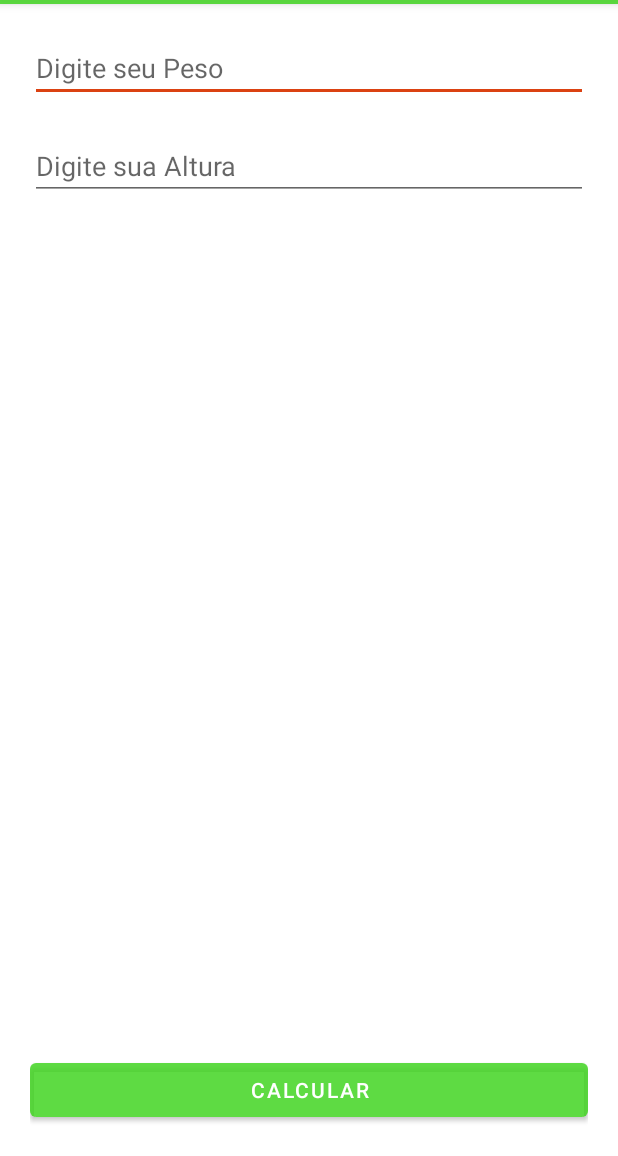
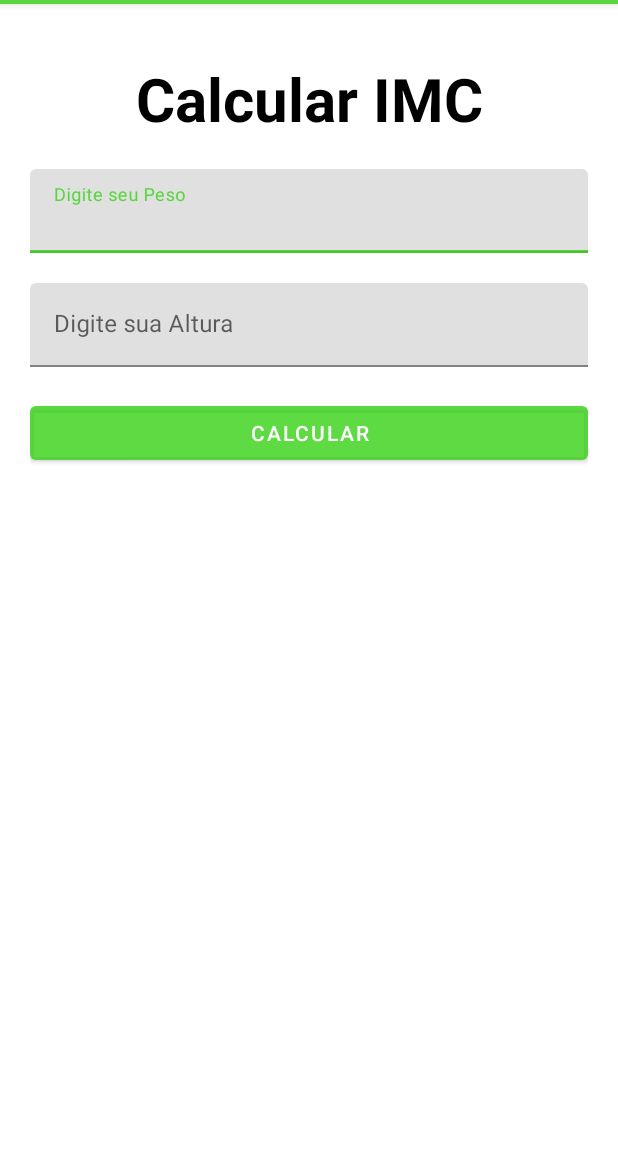
Before and after one commit to JonasDD0102/IcmApp, an Android app: the screen it shows after launch (MainActivity), on a phone screen of 412 x 824 dp, the part 80-1236 px from its top. Run offline under Robolectric (Android 15) with nearby library versions, the phone set to English and light mode, and no system bars.

Commit message:
inplementando when

```diff
--- a/app/src/main/java/com/example/icmapp/ResultActivity.kt
+++ b/app/src/main/java/com/example/icmapp/ResultActivity.kt
@@ -25,18 +25,15 @@ class ResultActivity : AppCompatActivity() {
         tvFinal.text = result.toString()
 
 
+       val imc = when{
+           result < 18.5f -> "Abaio do peso"
+           result in  18.5f .. 24.9f -> "Peso normal"
+           result in 25.0f ..  29.9f -> "Sobrepeso"
+           result in 30.0f .. 34.9f -> "obesidade classe I"
+           result in 35.0f .. 39.9f -> "obesidade classe II"
+           else -> "obesidade classe III"
 
-
-       val imc =  if (result < 18.5f){
-             "ABAIXO DO PESO"
-        }else if (result in 18.5f .. 24.9f ){
-             "NORMAL"
-        }else if (result in 25.0f .. 29.9f){
-             "SOBREPESO"
-        }else if (result in 30.0f .. 39.9f){
-             "OBESIDADE"
-        }else  {
-             " OBESIDADE GRAVE"}
+       }
 
         tVclassificaçao.text = getString(R.string.massage_classificaçao, imc )
 
--- a/app/src/main/res/layout/activity_main.xml
+++ b/app/src/main/res/layout/activity_main.xml
@@ -1,32 +1,58 @@
 <?xml version="1.0" encoding="utf-8"?>
-<RelativeLayout xmlns:android="http://schemas.android.com/apk/res/android"
+<LinearLayout xmlns:android="http://schemas.android.com/apk/res/android"
     xmlns:app="http://schemas.android.com/apk/res-auto"
     xmlns:tools="http://schemas.android.com/tools"
     android:layout_margin="20dp"
+    android:orientation="vertical"
     android:layout_width="match_parent"
     android:layout_height="match_parent"
     tools:context=".MainActivity">
 
-    <EditText
-        android:id="@+id/edittext_Peso"
-        android:maxLength="5"
-        android:inputType="numberDecimal"
+
+
+    <TextView
+        android:layout_marginTop="16dp"
+        android:textStyle="bold"
+        android:textColor="@color/black"
+        android:textAlignment="center"
+        android:textSize="40sp"
+        android:text="@string/app_name_tela_inicial"
+        android:layout_width="match_parent"
+        android:layout_height="wrap_content"/>
+
+    <com.google.android.material.textfield.TextInputLayout
         android:layout_width="match_parent"
         android:layout_height="wrap_content"
-        android:hint="Digite seu Peso"/>
+        android:hint="Digite seu Peso">
 
-    <EditText
-        android:id="@+id/edittext_Altura"
-        android:maxLength="5"
-        android:inputType="numberDecimal"
-        android:layout_marginTop="20dp"
+        <com.google.android.material.textfield.TextInputEditText
+            android:layout_width="match_parent"
+            android:layout_height="wrap_content"
+            android:id="@+id/edittext_Peso"
+            android:layout_marginTop="20dp"
+            android:maxLength="5"
+            android:inputType="numberDecimal"/>
+
+    </com.google.android.material.textfield.TextInputLayout>
+
+    <com.google.android.material.textfield.TextInputLayout
         android:layout_width="match_parent"
         android:layout_height="wrap_content"
-        android:layout_below="@+id/edittext_Peso"
-        android:hint="Digite sua Altura"/>
+        android:hint="Digite sua Altura" >
+
+        <com.google.android.material.textfield.TextInputEditText
+            android:layout_width="match_parent"
+            android:layout_height="wrap_content"
+            android:id="@+id/edittext_Altura"
+            android:layout_marginTop="20dp"
+            android:maxLength="5"
+            android:inputType="numberDecimal"/>
+
+    </com.google.android.material.textfield.TextInputLayout>
 
 
     <Button
+        android:layout_marginTop="20dp"
         android:id="@+id/BotomCalcular"
         android:layout_width="match_parent"
         android:layout_height="wrap_content"
@@ -34,4 +60,4 @@
         android:layout_alignParentBottom="true"
         android:text="Calcular"/>
 
-</RelativeLayout>
+</LinearLayout>
--- a/app/src/main/res/values/strings.xml
+++ b/app/src/main/res/values/strings.xml
@@ -2,4 +2,5 @@
     <string name="app_name">Calculando Imc</string>
     <string name="massage">IMC !</string>
     <string name="massage_classificaçao">classificaçao: %1$s! </string>
+    <string name="app_name_tela_inicial">Calcular IMC</string>
 </resources>
```
